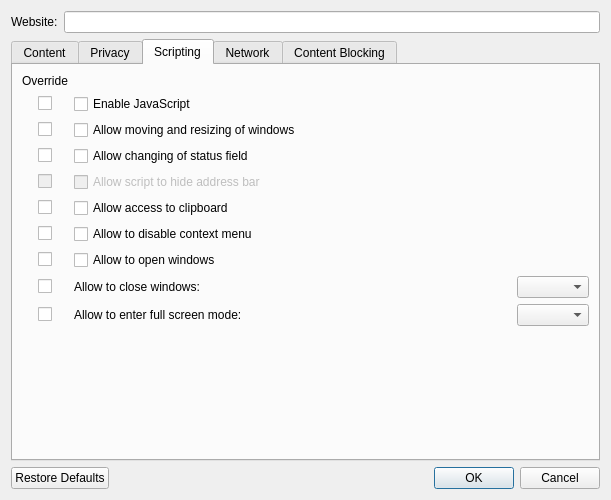
First picture: the form in src/ui/WebsitePreferencesDialog.ui, repository OtterBrowser/otter-browser, before the edit.
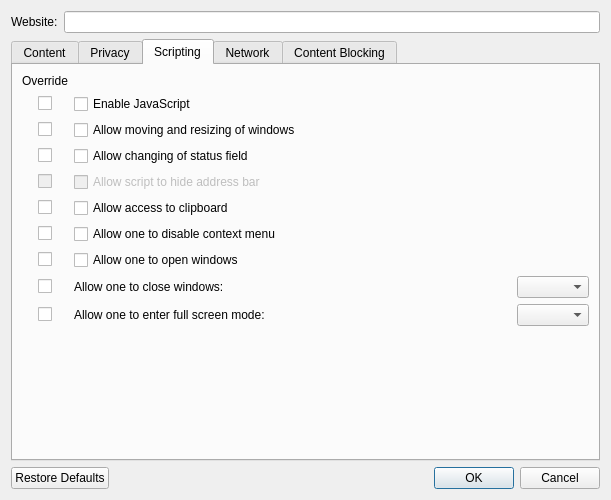
Second picture: the form after the edit. The open tabs and pages were chosen to show the change. Custom widgets are drawn as their Qt base class.

```diff
--- a/src/ui/WebsitePreferencesDialog.ui
+++ b/src/ui/WebsitePreferencesDialog.ui
@@ -458,7 +458,7 @@
        <item row="6" column="1">
         <widget class="QCheckBox" name="canDisableContextMenuCheckBox">
          <property name="text">
-          <string>Allow to disable context menu</string>
+          <string>Allow one to disable context menu</string>
          </property>
         </widget>
        </item>
@@ -499,7 +499,7 @@
        <item row="8" column="1">
         <widget class="QLabel" name="canCloseWindowsLabel">
          <property name="text">
-          <string>Allow to close windows:</string>
+          <string>Allow one to close windows:</string>
          </property>
          <property name="buddy">
           <cstring>canCloseWindowsComboBox</cstring>
@@ -585,7 +585,7 @@
        <item row="7" column="1">
         <widget class="QCheckBox" name="canOpenWindowsCheckBox">
          <property name="text">
-          <string>Allow to open windows</string>
+          <string>Allow one to open windows</string>
          </property>
         </widget>
        </item>
@@ -615,7 +615,7 @@
        <item row="9" column="1">
         <widget class="QLabel" name="enableFullScreenLabel">
          <property name="text">
-          <string>Allow to enter full screen mode:</string>
+          <string>Allow one to enter full screen mode:</string>
          </property>
          <property name="buddy">
           <cstring>enableFullScreenComboBox</cstring>
```
